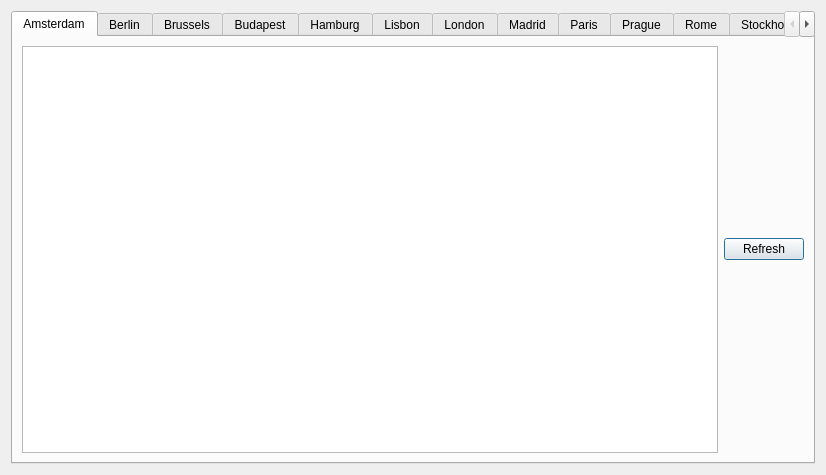
This is displayinformation.ui in raaamonnn/CS1D-European-Vacation-Project as Qt 5 draws it before an edit. The edited form follows.
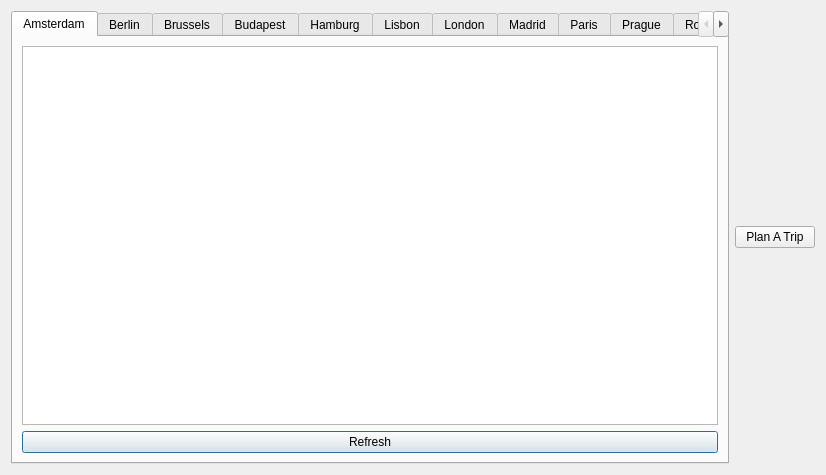
This is the edited form.

The edit to the form file:
```diff
--- a/displayinformation.ui
+++ b/displayinformation.ui
@@ -13,8 +13,8 @@
   <property name="windowTitle">
    <string>Dialog</string>
   </property>
-  <layout class="QGridLayout" name="gridLayout">
-   <item row="1" column="0">
+  <layout class="QHBoxLayout" name="horizontalLayout">
+   <item>
     <widget class="QTabWidget" name="tabWidget">
      <property name="currentIndex">
       <number>0</number>
@@ -23,11 +23,11 @@
       <attribute name="title">
        <string>Amsterdam</string>
       </attribute>
-      <layout class="QGridLayout" name="gridLayout_2">
-       <item row="0" column="0">
+      <layout class="QVBoxLayout" name="verticalLayout">
+       <item>
         <widget class="QTableView" name="tableView"/>
        </item>
-       <item row="0" column="1">
+       <item>
         <widget class="QPushButton" name="pushButton_2">
          <property name="text">
           <string>Refresh</string>
@@ -242,6 +242,13 @@
      </widget>
     </widget>
    </item>
+   <item>
+    <widget class="QPushButton" name="pushButton">
+     <property name="text">
+      <string>Plan A Trip</string>
+     </property>
+    </widget>
+   </item>
   </layout>
  </widget>
  <resources/>
```
